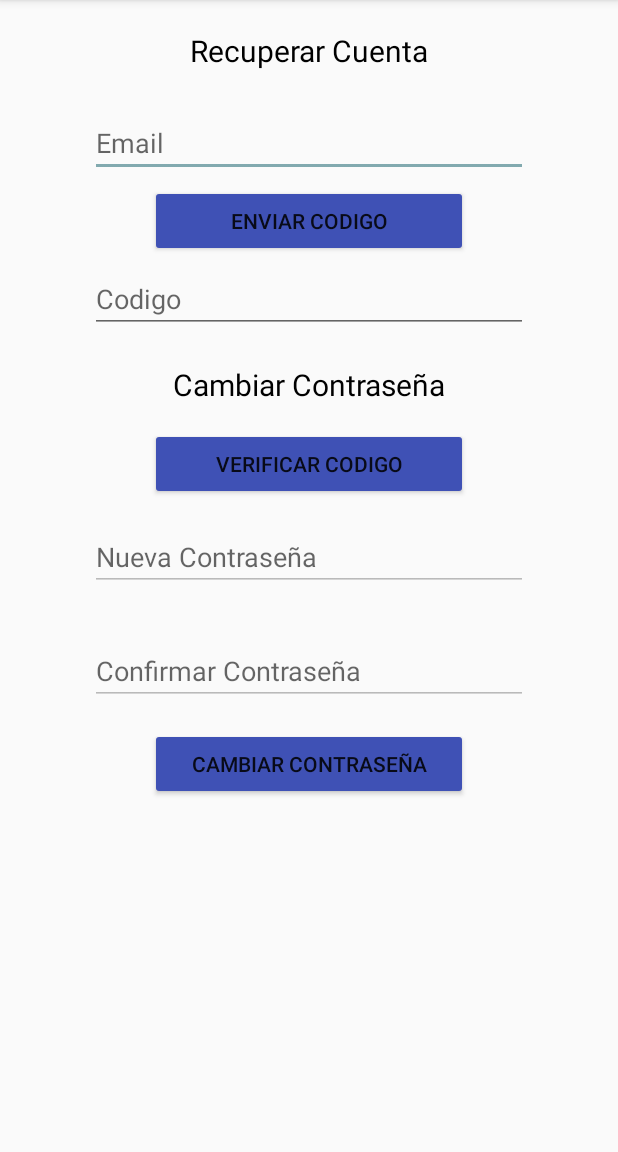
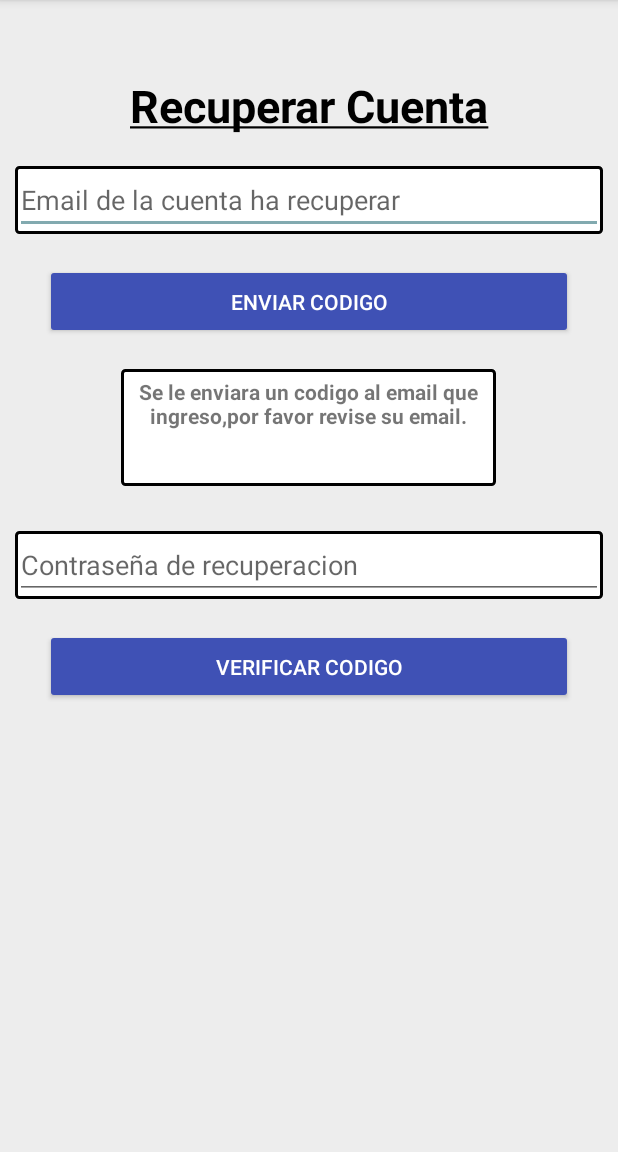
Before and after one commit to briangomez2016/BicicletasUsuario, an Android app: the screen it shows after launch (ModificarPass), after a tap on "Olvide La Contraseña", on a phone screen of 412 x 824 dp, the part 84-1236 px from its top. Run offline under Robolectric (Android 15) with nearby library versions, the phone set to English and light mode, and no system bars; our stand-ins replace ButterKnife; 2 other taps on this screen came first.

Commit message:
Merge branch 'master' of https://github.com/briangomez2016/BicicletasUsuario
# Conflicts:
#	.idea/caches/build_file_checksums.ser
#	app/src/main/java/com/example/brian/bicicletasusuario/IniciarSesion.java
#	app/src/main/java/com/example/brian/bicicletasusuario/RegistroUsuario.java
#	app/src/main/res/layout/login.xml
#	app/src/main/res/values/strings.xml

```diff
--- a/app/src/main/java/com/example/brian/bicicletasusuario/ApiCliente/ApiCliente.java
+++ b/app/src/main/java/com/example/brian/bicicletasusuario/ApiCliente/ApiCliente.java
@@ -8,7 +8,7 @@ import retrofit2.converter.gson.GsonConverterFactory;
 
 public class ApiCliente {
 
-        public static final String BASE_URL = "http://192.168.10.59/BackEndMoviles/public/";
+        public static final String BASE_URL = "http://192.168.1.49/BackEndMoviles/public/";
         private static Retrofit retrofit = null;
 
 
--- a/app/src/main/java/com/example/brian/bicicletasusuario/ApiInterface/ApiInterface.java
+++ b/app/src/main/java/com/example/brian/bicicletasusuario/ApiInterface/ApiInterface.java
@@ -64,7 +64,7 @@ public interface ApiInterface {
     );
 
     @FormUrlEncoded
-    @POST("correo")
+    @POST("olvidoContrasenia")
     Call<RespuestaCorreo> GenerarCodigo(
             @Field("email") String email
     );
--- a/app/src/main/java/com/example/brian/bicicletasusuario/ApiInterface/RespuestaCorreo.java
+++ b/app/src/main/java/com/example/brian/bicicletasusuario/ApiInterface/RespuestaCorreo.java
@@ -8,8 +8,7 @@ public class RespuestaCorreo {
     private String codigo;
     @SerializedName ("mensaje")
     private String mensaje;
-
-    @SerializedName ("codigoGenerao")
+    @SerializedName ("pass")
     private String codigoGenerado;
 
     public String getCodigo() {
--- a/app/src/main/java/com/example/brian/bicicletasusuario/RegistroUsuario.java
+++ b/app/src/main/java/com/example/brian/bicicletasusuario/RegistroUsuario.java
@@ -88,7 +88,7 @@ public class RegistroUsuario extends AppCompatActivity {
             passConfir.setError("Se debe confirmar la contraseña");
         }
         if(dir.isEmpty()){
-            direccion.setError("Se debe confirmar la contraseña");
+            direccion.setError("Se debe ingresar una dirección");
         }
         if(cedula.isEmpty() || pasaporte.isEmpty()){
             documento.setError("Se debe ingresar algo");
@@ -111,7 +111,7 @@ public class RegistroUsuario extends AppCompatActivity {
                             call2.enqueue(new Callback<RespuestaUsuario>() {
                                 @Override
                                 public void onResponse(Call<RespuestaUsuario> call2, Response<RespuestaUsuario> response) {
-                                    Intent intent = new Intent(RegistroUsuario.this, Navigation.class);
+                                    Intent intent = new Intent(RegistroUsuario.this, IniciarSesion.class);
                                     startActivity(intent);
 
                                 }
--- a/app/src/main/java/com/example/brian/bicicletasusuario/VerMapa.java
+++ b/app/src/main/java/com/example/brian/bicicletasusuario/VerMapa.java
@@ -153,7 +153,7 @@ public class VerMapa extends Fragment implements OnMapReadyCallback, GoogleMap.O
 					return;
 				} else {
 					final ApiInterface api = ApiCliente.getClient().create(ApiInterface.class);
-					Call<RespuestaLugares> call = api.obtenerLugares(2);
+					Call<RespuestaLugares> call = api.obtenerLugares(paradaSeleccionada.getId());
 					call.enqueue(new Callback<RespuestaLugares>() {
 						@Override
 						public void onResponse(Call<RespuestaLugares> call, Response<RespuestaLugares> response) {
--- a/app/src/main/res/layout/fragment_alquilar_bici.xml
+++ b/app/src/main/res/layout/fragment_alquilar_bici.xml
@@ -160,7 +160,7 @@
             android:layout_width="match_parent"
             android:layout_height="wrap_content"
             android:orientation="vertical"
-            android:visibility="visible"
+            android:visibility="gone"
 
             >
             <LinearLayout
--- a/app/src/main/res/layout/modificarpass.xml
+++ b/app/src/main/res/layout/modificarpass.xml
@@ -4,114 +4,164 @@
     xmlns:tools="http://schemas.android.com/tools"
     android:layout_width="match_parent"
     android:layout_height="match_parent"
+    android:background="#ededed"
+    android:orientation="vertical">
+
+    <LinearLayout
+        android:id="@+id/recuperar"
+        android:layout_width="match_parent"
+        android:layout_height="match_parent"
+        android:layout_marginTop="50dp"
         android:orientation="vertical"
-    >
+        android:visibility="visible">
 
         <TextView
-        android:id="@+id/Titulo"
+            android:id="@+id/Titulo1"
             android:layout_width="match_parent"
             android:layout_height="wrap_content"
-        android:layout_marginVertical="20dp"
-        android:text="Recuperar Cuenta"
+            android:text="@string/recuperarpass"
             android:textAlignment="center"
             android:textColor="#000"
-        android:textSize="20dp"
-        android:textStyle="normal"
-        app:layout_constraintEnd_toEndOf="parent"
-        app:layout_constraintHorizontal_bias="0.5"
-        app:layout_constraintStart_toStartOf="parent"
-        tools:ignore="MissingConstraints"
-        tools:layout_editor_absoluteY="16dp"
+            android:textSize="30dp"
+            android:textStyle="bold" />
 
-        />
+        <LinearLayout
+            android:layout_width="match_parent"
+            android:layout_height="wrap_content"
+            android:layout_marginLeft="10dp"
+            android:layout_marginRight="10dp"
+            android:layout_marginTop="20dp"
+            android:background="@drawable/contenedor">
 
             <EditText
                 android:id="@+id/email"
                 android:layout_width="match_parent"
                 android:layout_height="wrap_content"
-        android:layout_marginHorizontal="60dp"
-        android:layout_marginVertical="5dp"
                 android:ems="10"
-        android:hint="Email"
-        android:inputType="textEmailAddress"
-        tools:ignore="MissingConstraints"
-        tools:layout_editor_absoluteX="85dp"
-        tools:layout_editor_absoluteY="50dp" />
+                android:hint="Email de la cuenta ha recuperar"
+                android:inputType="textPersonName" />
+        </LinearLayout>
+
         <Button
             android:layout_width="match_parent"
-        android:layout_height="wrap_content"
-        android:layout_marginHorizontal="100dp"
+            android:layout_height="50dp"
+            android:layout_marginLeft="30dp"
+            android:layout_marginRight="30dp"
+            android:layout_marginTop="20dp"
             android:onClick="enviarCorreo"
             android:text="Enviar Codigo"
+            android:textColor="#fff" />
+
+        <LinearLayout
+            android:layout_width="250dp"
+            android:layout_height="78dp"
+            android:layout_marginTop="20dp"
+            android:layout_gravity="center"
+            android:background="@drawable/contenedor"
+            >
+            <TextView
+                android:layout_width="match_parent"
+                android:layout_height="match_parent"
+                android:padding="5dp"
+                android:textStyle="bold"
+                android:textAlignment="center"
+                android:text="Se le enviara un codigo al email que ingreso,por favor revise su email."
                 />
+
+        </LinearLayout>
+        <LinearLayout
+            android:layout_width="match_parent"
+            android:layout_height="wrap_content"
+            android:layout_marginLeft="10dp"
+            android:layout_marginRight="10dp"
+            android:layout_marginTop="30dp"
+            android:background="@drawable/contenedor">
+
             <EditText
                 android:id="@+id/codigo"
                 android:layout_width="match_parent"
                 android:layout_height="wrap_content"
-        android:layout_marginHorizontal="60dp"
-        android:layout_marginVertical="5dp"
                 android:ems="10"
-        android:inputType="textPersonName"
-        android:hint="Codigo"
-        tools:ignore="MissingConstraints"
-        tools:layout_editor_absoluteX="85dp"
-        tools:layout_editor_absoluteY="271dp" />
+                android:hint="Contraseña de recuperacion"
+                android:inputType="textPersonName" />
+        </LinearLayout>
+
+        <Button
+            android:layout_width="match_parent"
+            android:layout_height="50dp"
+            android:layout_marginLeft="30dp"
+            android:layout_marginRight="30dp"
+            android:layout_marginTop="20dp"
+            android:onClick="verificarCodigo"
+            android:text="Verificar Codigo"
+            android:textColor="#fff" />
+
+    </LinearLayout>
+
+    <LinearLayout
+        android:id="@+id/cambiar"
+        android:layout_width="match_parent"
+        android:layout_height="match_parent"
+        android:layout_marginTop="50dp"
+        android:orientation="vertical"
+        android:visibility="gone">
+
         <TextView
             android:id="@+id/Titulo2"
             android:layout_width="match_parent"
             android:layout_height="wrap_content"
+            android:text="@string/cambiarpass"
             android:textAlignment="center"
-        android:layout_marginVertical="15dp"
-        android:text="Cambiar Contraseña"
             android:textColor="#000"
-        android:textSize="20dp"
-        android:textStyle="normal"
-        app:layout_constraintEnd_toEndOf="parent"
-        app:layout_constraintStart_toStartOf="parent"
-        tools:ignore="MissingConstraints"
-        tools:layout_editor_absoluteY="219dp" />
-    <Button
+            android:textSize="30dp"
+            android:textStyle="bold"
+
+            />
+
+        <LinearLayout
             android:layout_width="match_parent"
             android:layout_height="wrap_content"
-        android:layout_marginHorizontal="100dp"
-        android:onClick="verificarCodigo"
-        android:text="Verificar Codigo"
-        />
+            android:layout_marginLeft="10dp"
+            android:layout_marginRight="10dp"
+            android:layout_marginTop="20dp"
+            android:background="@drawable/contenedor">
 
             <EditText
                 android:id="@+id/nuevoPass"
                 android:layout_width="match_parent"
                 android:layout_height="wrap_content"
-        android:layout_marginHorizontal="60dp"
-        android:layout_marginVertical="15dp"
                 android:ems="10"
-        android:enabled="false"
                 android:hint="Nueva Contraseña"
-        android:inputType="textPersonName"
-        tools:ignore="MissingConstraints"
-        tools:layout_editor_absoluteX="85dp"
-        tools:layout_editor_absoluteY="338dp" />
-    <EditText
-        android:enabled="false"
-        android:id="@+id/confirNuevo"
+                android:inputType="textPersonName" />
+        </LinearLayout>
+
+        <LinearLayout
             android:layout_width="match_parent"
             android:layout_height="wrap_content"
-        android:layout_marginHorizontal="60dp"
-        android:layout_marginVertical="15dp"
+            android:layout_marginLeft="10dp"
+            android:layout_marginRight="10dp"
+            android:layout_marginTop="20dp"
+            android:background="@drawable/contenedor">
+
+            <EditText
+                android:id="@+id/confirmPass"
+                android:layout_width="match_parent"
+                android:layout_height="wrap_content"
                 android:ems="10"
-        android:inputType="textPersonName"
-        android:hint="Confirmar Contraseña"
-        tools:ignore="MissingConstraints"
-        tools:layout_editor_absoluteX="85dp"
-        tools:layout_editor_absoluteY="141dp" />
+                android:hint="Confrimar Contraseña"
+                android:inputType="textPersonName" />
+        </LinearLayout>
+
         <Button
             android:layout_width="match_parent"
-        android:layout_height="wrap_content"
-        android:layout_marginHorizontal="100dp"
+            android:layout_height="50dp"
+            android:layout_marginLeft="30dp"
+            android:layout_marginRight="30dp"
+            android:layout_marginTop="40dp"
             android:onClick="CambiarPass"
             android:text="Cambiar Contraseña"
-        />
-
-
+            android:textColor="#fff" />
 
     </LinearLayout>
+
+</LinearLayout>
--- a/app/src/main/res/values/strings.xml
+++ b/app/src/main/res/values/strings.xml
@@ -27,6 +27,8 @@
     <string name="numero">Numero</string>
     <string name="direccion">Dirección</string>
     <string name="olvidopass"><u>Olvide La Contraseña</u></string>
+    <string name="cambiarpass"><u>Cambiar Contraseña</u></string>
+    <string name="recuperarpass"><u>Recuperar Cuenta</u></string>
 
     <!-- TODO: Remove or change this placeholder text -->
     <string name="hello_blank_fragment">Hello blank fragment</string>
```
Lines whose indentation alone changed are shown as unchanged.
